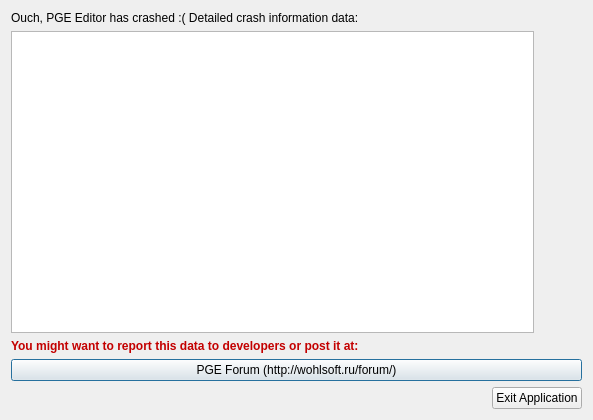
The window that Editor/common_features/crashhandler.ui (WohlSoft/Moondust-Project) describes before a commit, drawn with Qt 5.
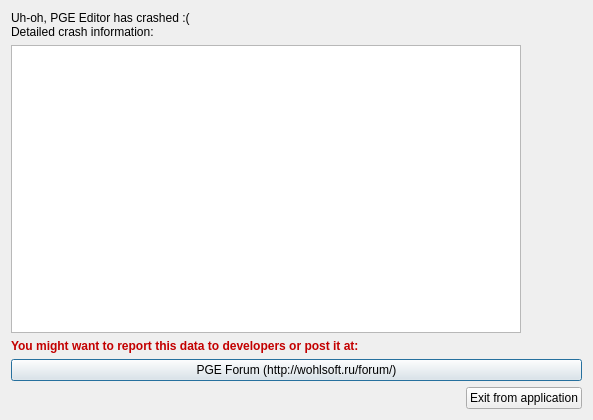
The same window after the commit. Icons and pictures are not drawn.

Commit message: Editor: Apply James's proofreads as source strings without breaking existing translations! (Had to use Atom's replace search)

Patch:
```diff
--- a/Editor/common_features/crashhandler.ui
+++ b/Editor/common_features/crashhandler.ui
@@ -50,7 +50,7 @@
    <item row="0" column="0" colspan="2">
     <widget class="QLabel" name="notifyLabel">
      <property name="text">
-      <string>Ouch, PGE Editor has crashed :(&lt;br&gt;Detailed crash information data:</string>
+      <string>Uh-oh, PGE Editor has crashed :(&lt;br&gt;Detailed crash information:</string>
      </property>
     </widget>
    </item>
@@ -81,7 +81,7 @@
    <item row="4" column="1" colspan="2">
     <widget class="QPushButton" name="exitButton">
      <property name="text">
-      <string>Exit Application</string>
+      <string>Exit from application</string>
      </property>
     </widget>
    </item>
```
The commit also changes 86 other files.
